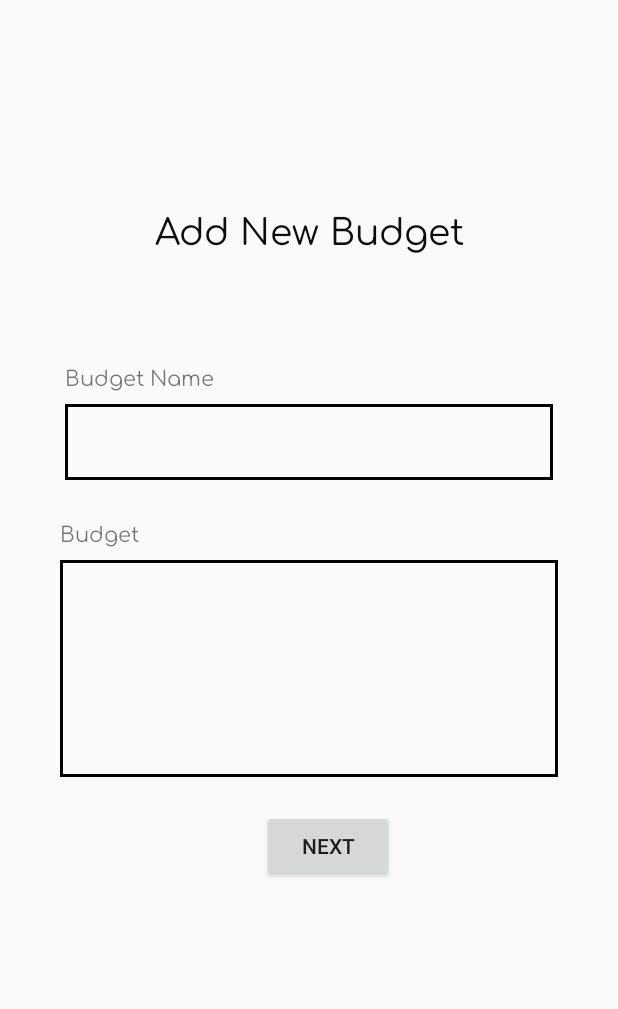
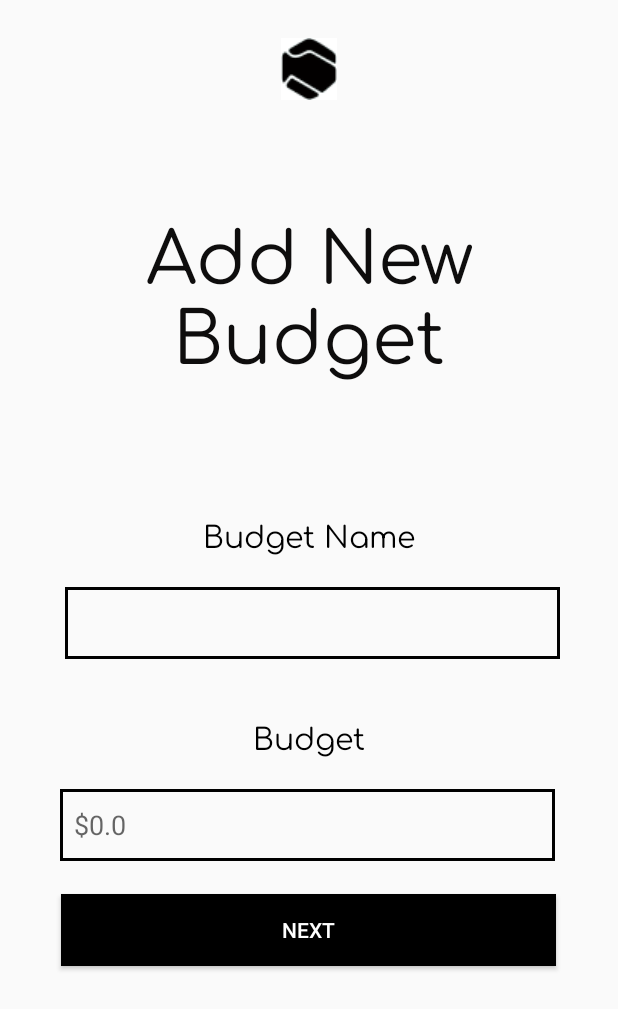
Before and after one commit to RoopMM/BudgetBuddy, an Android app: the AddBudgetActivity screen opened directly, with no data from a screen before it, on a phone screen of 412 x 824 dp. Shown: the top 1009 px of the screen. Run offline under Robolectric (Android 15) with nearby library versions, the phone set to English and light mode, and no system bars; our stand-ins replace Firebase (no records; nobody signed in at launch, a user with empty details on screens opened directly); 4 statements that could not run were skipped.

Commit message:
Fixed UI of Activity Add

```diff
--- a/app/src/main/res/layout/activity_add.xml
+++ b/app/src/main/res/layout/activity_add.xml
@@ -1,91 +1,85 @@
 <?xml version="1.0" encoding="utf-8"?>
-<androidx.constraintlayout.widget.ConstraintLayout xmlns:android="http://schemas.android.com/apk/res/android"
+<LinearLayout xmlns:android="http://schemas.android.com/apk/res/android"
     xmlns:app="http://schemas.android.com/apk/res-auto"
     xmlns:tools="http://schemas.android.com/tools"
     android:layout_width="match_parent"
     android:layout_height="match_parent"
+    android:orientation="vertical"
     tools:context=".AddBudgetActivity">
+
+    <ImageView
+        android:id="@+id/imageView3"
+        android:layout_width="37dp"
+        android:layout_height="41dp"
+        android:layout_gravity="center_horizontal|center_vertical"
+        android:layout_marginTop="25dp"
+        android:layout_marginBottom="40dp"
+        android:src="@drawable/app_logo" />
 
     <TextView
         android:id="@+id/textView"
-        android:layout_width="213dp"
-        android:layout_height="0dp"
-        android:layout_marginTop="126dp"
+        android:layout_width="369dp"
+        android:layout_height="131dp"
+        android:layout_gravity="center_horizontal|center_vertical"
+        android:layout_marginTop="20dp"
         android:layout_marginBottom="62dp"
         android:fontFamily="@font/comfortaa"
         android:gravity="center"
         android:text="@string/add_new_budget"
         android:textColor="#0E0D0D"
-        android:textSize="24sp"
-        app:layout_constraintBottom_toTopOf="@+id/textView2"
-        app:layout_constraintEnd_toEndOf="parent"
-        app:layout_constraintStart_toStartOf="parent"
-        app:layout_constraintTop_toTopOf="parent"
-        tools:ignore="MissingConstraints" />
+        android:textSize="48sp" />
 
     <TextView
         android:id="@+id/textView2"
         android:layout_width="wrap_content"
         android:layout_height="wrap_content"
-        android:layout_marginBottom="7dp"
+        android:layout_gravity="center_horizontal|center_vertical"
+        android:layout_marginTop="20dp"
         android:fontFamily="@font/comfortaa"
         android:text="@string/budget_name"
-        app:layout_constraintBottom_toTopOf="@+id/budget_name"
-        app:layout_constraintStart_toStartOf="@+id/budget_name"
-        app:layout_constraintTop_toBottomOf="@+id/textView"
-        tools:ignore="HardcodedText,MissingConstraints" />
+        android:textColor="#000000"
+        android:textSize="20sp" />
+
+    <EditText
+        android:id="@+id/budget_name"
+        android:layout_width="330dp"
+        android:layout_height="48dp"
+        android:layout_marginStart="43dp"
+        android:layout_marginTop="20dp"
+        android:layout_marginEnd="43dp"
+        android:background="@drawable/border" />
 
     <TextView
         android:id="@+id/textView3"
         android:layout_width="wrap_content"
         android:layout_height="wrap_content"
-        android:layout_marginBottom="7dp"
+        android:layout_gravity="center_horizontal|center_vertical"
+        android:layout_marginTop="35dp"
         android:fontFamily="@font/comfortaa"
         android:text="Budget"
-        app:layout_constraintBottom_toTopOf="@+id/amount"
-        app:layout_constraintStart_toStartOf="@+id/amount"
-        app:layout_constraintTop_toBottomOf="@+id/budget_name"
-        tools:ignore="HardcodedText,MissingConstraints" />
-
-    <EditText
-        android:id="@+id/budget_name"
-        android:layout_width="0dp"
-        android:layout_height="0dp"
-        android:layout_marginStart="43dp"
-        android:layout_marginEnd="43dp"
-        android:layout_marginBottom="23dp"
-        android:background="@drawable/border"
-        app:layout_constraintBottom_toTopOf="@+id/textView3"
-        app:layout_constraintEnd_toEndOf="parent"
-        app:layout_constraintStart_toStartOf="parent"
-        app:layout_constraintTop_toBottomOf="@+id/textView2"
-        tools:ignore="MissingConstraints" />
+        android:textColor="#000000"
+        android:textSize="20sp" />
 
     <EditText
         android:id="@+id/amount"
-        android:layout_width="0dp"
-        android:layout_height="0dp"
-        android:autofillHints="Eg. Bus Fare"
+        android:layout_width="330dp"
+        android:layout_height="48dp"
         android:layout_marginStart="40dp"
-        android:layout_marginTop="373dp"
+        android:layout_marginTop="20dp"
         android:layout_marginEnd="40dp"
         android:layout_marginBottom="22dp"
+        android:autofillHints="Eg. Bus Fare"
         android:background="@drawable/border"
-        app:layout_constraintBottom_toTopOf="@+id/button"
-        app:layout_constraintEnd_toEndOf="parent"
-        app:layout_constraintStart_toStartOf="parent"
-        app:layout_constraintTop_toTopOf="parent"
-        tools:ignore="MissingConstraints" />
+        android:hint="  $0.0" />
 
     <Button
         android:id="@+id/button"
-        android:layout_width="wrap_content"
-        android:layout_height="wrap_content"
-        android:layout_marginEnd="109dp"
+        android:layout_width="330dp"
+        android:layout_height="48dp"
+        android:layout_gravity="center_horizontal|center_vertical"
+        android:layout_marginBottom="236dp"
         android:autofillHints="$0"
-        android:layout_marginBottom="236dp"
+        android:background="#000000"
         android:text="NEXT"
-        app:layout_constraintBottom_toBottomOf="parent"
-        app:layout_constraintEnd_toEndOf="@+id/amount"
-        app:layout_constraintTop_toBottomOf="@+id/amount" />
-</androidx.constraintlayout.widget.ConstraintLayout>
+        android:textColor="#FFFFFF" />
+</LinearLayout>
--- a/app/src/main/res/layout/activity_budget.xml
+++ b/app/src/main/res/layout/activity_budget.xml
@@ -8,9 +8,9 @@
 
     <ImageView
         android:id="@+id/imageView"
-        android:layout_width="39dp"
-        android:layout_height="0dp"
-        android:layout_marginTop="59dp"
+        android:layout_width="37dp"
+        android:layout_height="41dp"
+        android:layout_marginTop="25dp"
         android:layout_marginBottom="529dp"
         android:src="@drawable/app_logo"
         app:layout_constraintBottom_toTopOf="@+id/button3"
@@ -33,14 +33,15 @@
 
     <TextView
         android:id="@+id/tv"
-        android:layout_width="138dp"
-        android:layout_height="0dp"
+        android:layout_width="387dp"
+        android:layout_height="134dp"
+        android:layout_marginTop="80dp"
         android:layout_marginBottom="130dp"
         android:fontFamily="@font/comfortaa"
         android:gravity="center_horizontal|center_vertical"
         android:text="My Budget Data"
         android:textAppearance="@style/budget_budd"
-        android:textSize="16sp"
+        android:textSize="48sp"
         app:layout_constraintBottom_toTopOf="@+id/budget_data"
         app:layout_constraintEnd_toEndOf="parent"
         app:layout_constraintStart_toStartOf="parent"
@@ -48,12 +49,14 @@
 
     <Button
         android:id="@+id/button3"
-        android:layout_width="wrap_content"
-        android:layout_height="wrap_content"
-        android:layout_marginEnd="144dp"
+        android:layout_width="303dp"
+        android:layout_height="48dp"
         android:layout_marginBottom="49dp"
+        android:background="#000000"
         android:text="See Chart"
+        android:textColor="#FFFFFF"
         app:layout_constraintBottom_toBottomOf="parent"
         app:layout_constraintEnd_toEndOf="parent"
+        app:layout_constraintStart_toStartOf="parent"
         app:layout_constraintTop_toBottomOf="@+id/imageView" />
 </androidx.constraintlayout.widget.ConstraintLayout>
--- a/app/src/main/res/layout/activity_profile.xml
+++ b/app/src/main/res/layout/activity_profile.xml
@@ -8,9 +8,9 @@
 
     <ImageView
         android:id="@+id/imageView"
-        android:layout_width="39dp"
-        android:layout_height="0dp"
-        android:layout_marginTop="59dp"
+        android:layout_width="37dp"
+        android:layout_height="41dp"
+        android:layout_marginTop="25dp"
         android:layout_marginBottom="40dp"
         android:src="@drawable/app_logo"
         app:layout_constraintBottom_toTopOf="@+id/textView5"
@@ -26,7 +26,7 @@
         android:fontFamily="@font/comfortaa"
         android:text="@string/my_profile"
         android:textColor="#100F0F"
-        android:textSize="25sp"
+        android:textSize="48sp"
         app:layout_constraintBottom_toBottomOf="parent"
         app:layout_constraintEnd_toEndOf="parent"
         app:layout_constraintStart_toStartOf="parent"
@@ -41,7 +41,7 @@
         android:gravity="center"
         android:text="You're logged in as"
         android:textColor="#100F0F"
-        android:textSize="20sp"
+        android:textSize="30sp"
         app:layout_constraintBottom_toTopOf="@+id/textView7"
         app:layout_constraintEnd_toEndOf="parent"
         app:layout_constraintStart_toStartOf="parent"
```
